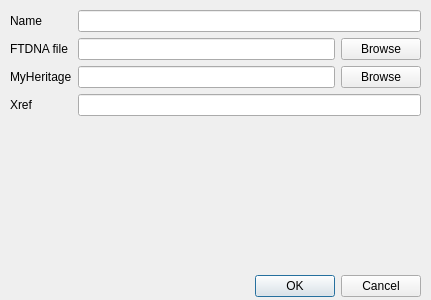
Before: the Qt Designer form UI/add_tester.ui in gregersn/gensplorer, drawn with Qt 5.
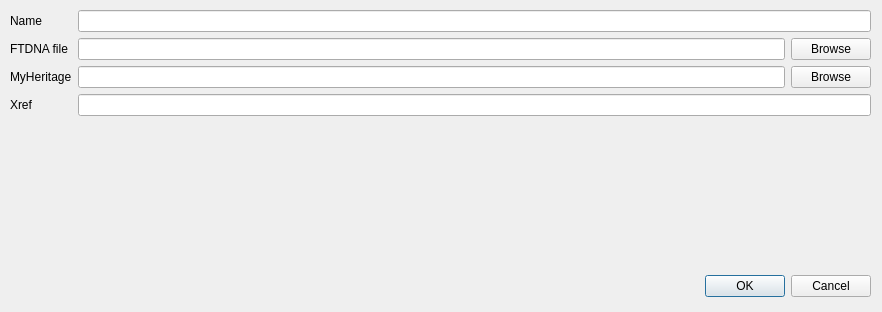
After: the same form once the commit is applied.

What changed in the file:
```diff
--- a/UI/add_tester.ui
+++ b/UI/add_tester.ui
@@ -6,8 +6,8 @@
    <rect>
     <x>0</x>
     <y>0</y>
-    <width>431</width>
-    <height>300</height>
+    <width>882</width>
+    <height>312</height>
    </rect>
   </property>
   <property name="windowTitle">
@@ -16,9 +16,9 @@
   <widget class="QDialogButtonBox" name="buttonBox">
    <property name="geometry">
     <rect>
-     <x>80</x>
+     <x>10</x>
      <y>270</y>
-     <width>341</width>
+     <width>861</width>
      <height>32</height>
     </rect>
    </property>
@@ -34,7 +34,7 @@
     <rect>
      <x>10</x>
      <y>10</y>
-     <width>411</width>
+     <width>861</width>
      <height>251</height>
     </rect>
    </property>
```
